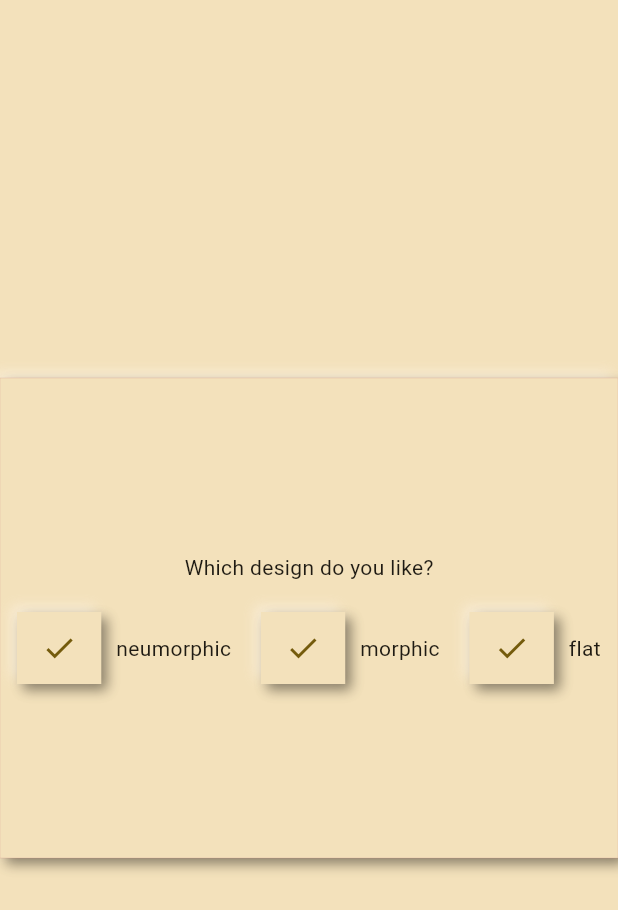
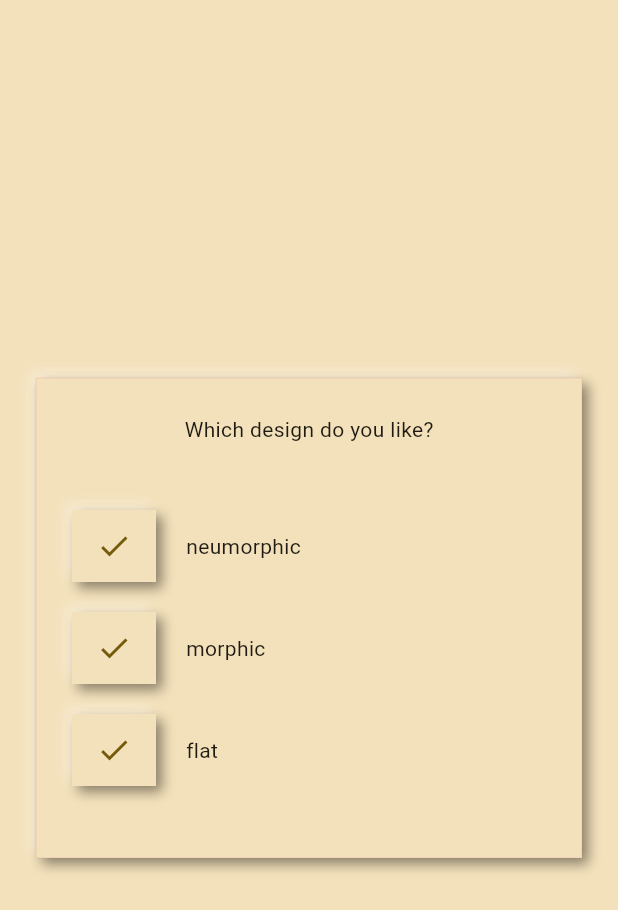
Before and after one commit to gsmlg-dev/material-neumorphic, a Flutter app: the screen it shows after launch, on a phone screen of 412 x 824 dp. Shown: the top 910 px of the screen. Run offline on Flutter 3.47's test engine with Material 2 defaults, Android fonts, the phone set to English and light mode, and no system bars.

Commit message:
temp: Fix.

```diff
--- a/examples/material_neumorphic_checkbox/lib/main.dart
+++ b/examples/material_neumorphic_checkbox/lib/main.dart
@@ -58,10 +58,13 @@ class _MyHomePageState extends State<MyHomePage> {
     // final theme = Theme.of(context);
     // final neumorphicTheme = theme.extension<NeumorphicTheme>();
     return Scaffold(
-      body: SafeArea(
-        child: NeumorphicBackground(
+      extendBodyBehindAppBar: true,
+      extendBody: true,
+      body: NeumorphicBackground(
+        child: SafeArea(
           child: Center(
             child: Neumorphic(
+              margin: const EdgeInsets.all(24),
               child: SizedBox(
                 width: 480.0,
                 height: 320.0,
@@ -72,8 +75,12 @@ class _MyHomePageState extends State<MyHomePage> {
                       'Which design do you like?',
                     ),
                     const SizedBox(height: 20),
+                    Padding(
+                      padding: const EdgeInsets.all(24.0),
+                      child: Column(
+                        mainAxisAlignment: MainAxisAlignment.center,
+                        children: [
                           Row(
-                      mainAxisAlignment: MainAxisAlignment.center,
                             children: [
                               NeumorphicCheckbox(
                                 value: _value1,
@@ -83,9 +90,13 @@ class _MyHomePageState extends State<MyHomePage> {
                                   });
                                 },
                               ),
-                        const SizedBox(width: 10),
+                              const SizedBox(width: 20),
                               const Text('neumorphic'),
-                        const SizedBox(width: 20),
+                            ],
+                          ),
+                          const SizedBox(height: 20),
+                          Row(
+                            children: [
                               NeumorphicCheckbox(
                                 value: _value2,
                                 onChanged: (bool value) {
@@ -94,9 +105,13 @@ class _MyHomePageState extends State<MyHomePage> {
                                   });
                                 },
                               ),
-                        const SizedBox(width: 10),
+                              const SizedBox(width: 20),
                               const Text('morphic'),
-                        const SizedBox(width: 20),
+                            ],
+                          ),
+                          const SizedBox(height: 20),
+                          Row(
+                            children: [
                               NeumorphicCheckbox(
                                 value: _value3,
                                 onChanged: (bool value) {
@@ -105,9 +120,12 @@ class _MyHomePageState extends State<MyHomePage> {
                                   });
                                 },
                               ),
-                        const SizedBox(width: 10),
+                              const SizedBox(width: 20),
                               const Text('flat'),
                             ],
+                          ),
+                        ],
+                      ),
                     ),
                   ],
                 ),
--- a/packages/material_neumorphic_button/lib/material_neumorphic_button.dart
+++ b/packages/material_neumorphic_button/lib/material_neumorphic_button.dart
@@ -55,14 +55,13 @@ class NeumorphicButton extends StatefulWidget {
   NeumorphicButton({
     Key? key,
     this.padding,
-    this.margin = EdgeInsets.zero,
+    this.margin,
     this.child,
     this.tooltip,
     this.drawSurfaceAboveChild = true,
     this.pressed, //true/false if you want to change the state of the button
     this.duration = NeumorphicTheme.defaultDuration,
     this.curve = NeumorphicTheme.defaultCurve,
-    //this.accent,
     this.onPressed,
     this.minDistance = 0,
     this.style,
--- a/packages/material_neumorphic_theme/lib/src/container.dart
+++ b/packages/material_neumorphic_theme/lib/src/container.dart
@@ -11,8 +11,8 @@ class Neumorphic extends StatelessWidget {
   final Widget? child;
 
   final NeumorphicStyle? style;
-  final EdgeInsets padding;
-  final EdgeInsets margin;
+  final EdgeInsets? padding;
+  final EdgeInsets? margin;
   final Curve curve;
   final Duration duration;
 
@@ -23,10 +23,10 @@ class Neumorphic extends StatelessWidget {
     Key? key,
     this.child,
     this.style,
+    this.margin,
+    this.padding,
     this.duration = NeumorphicTheme.defaultDuration,
     this.curve = NeumorphicTheme.defaultCurve,
-    this.margin = const EdgeInsets.all(0),
-    this.padding = const EdgeInsets.all(0),
     this.drawSurfaceAboveChild = true,
   }) : super(key: key);
 
@@ -55,11 +55,11 @@ class _NeumorphicContainer extends StatelessWidget {
   final Color color;
   final NeumorphicStyle style;
   final Widget? child;
-  final EdgeInsets margin;
+  final EdgeInsets? margin;
+  final EdgeInsets? padding;
   final Duration duration;
   final Curve curve;
   final bool drawSurfaceAboveChild;
-  final EdgeInsets padding;
 
   _NeumorphicContainer({
     Key? key,
@@ -84,7 +84,7 @@ class _NeumorphicContainer extends StatelessWidget {
       child: NeumorphicBoxShapeClipper(
         shape: shape,
         child: Padding(
-          padding: padding,
+          padding: padding ?? EdgeInsets.zero,
           child: child,
         ),
       ),
```
Also changed, not shown: examples/material_neumorphic_app_bar/lib/main.dart (+6 -5 lines), examples/material_neumorphic_button/lib/main.dart (+15 -7 lines). Lines whose indentation alone changed are shown as unchanged.
